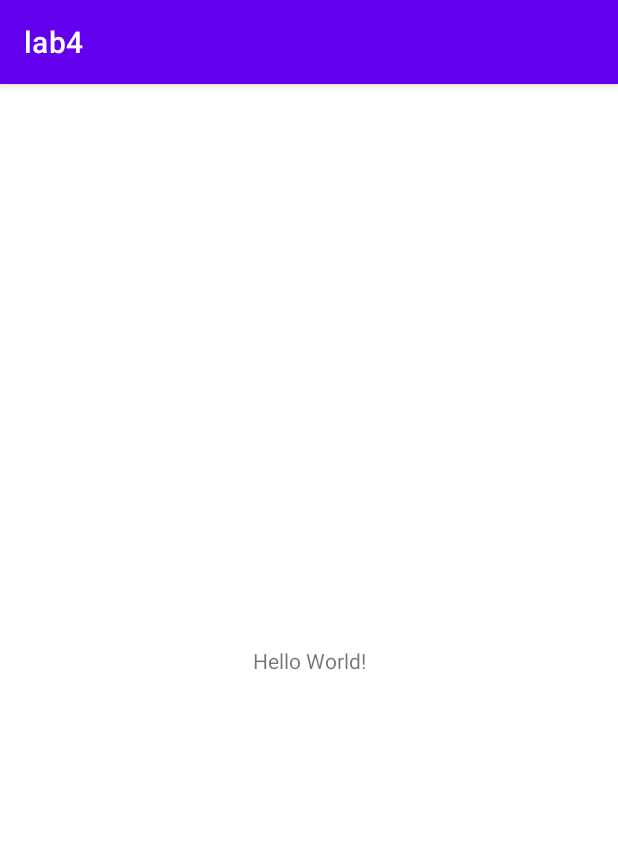
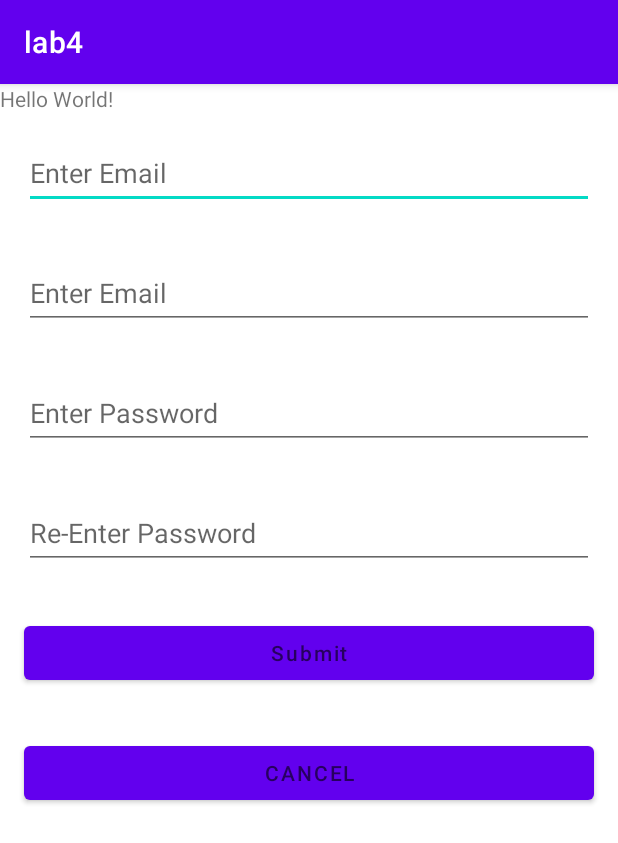
Before and after one commit to IT21163272/MADTutorial04, an Android app: the screen it shows after launch (MainActivity), on a phone screen of 412 x 824 dp. Shown: the top 843 px of the screen. Run offline under Robolectric (Android 15) with nearby library versions, the phone set to English and light mode, and no system bars.

Commit message:
my 1st comit

```diff
--- a/app/src/main/res/layout/activity_main.xml
+++ b/app/src/main/res/layout/activity_main.xml
@@ -1,18 +1,83 @@
 <?xml version="1.0" encoding="utf-8"?>
-<androidx.constraintlayout.widget.ConstraintLayout xmlns:android="http://schemas.android.com/apk/res/android"
+<LinearLayout xmlns:android="http://schemas.android.com/apk/res/android"
     xmlns:app="http://schemas.android.com/apk/res-auto"
     xmlns:tools="http://schemas.android.com/tools"
     android:layout_width="match_parent"
     android:layout_height="match_parent"
+    android:orientation="vertical"
     tools:context=".MainActivity">
 
     <TextView
         android:layout_width="wrap_content"
         android:layout_height="wrap_content"
-        android:text="Hello World!"
-        app:layout_constraintBottom_toBottomOf="parent"
-        app:layout_constraintEnd_toEndOf="parent"
-        app:layout_constraintStart_toStartOf="parent"
-        app:layout_constraintTop_toTopOf="parent" />
+        android:text="Hello World!" />
 
-</androidx.constraintlayout.widget.ConstraintLayout>
+    <EditText
+        android:id="@+id/email1"
+        android:layout_width="match_parent"
+        android:layout_height="48dp"
+        android:layout_marginLeft="16dp"
+        android:layout_marginTop="16dp"
+        android:layout_marginRight="16dp"
+        android:layout_marginBottom="16dp"
+        android:ems="10"
+        android:hint="@string/email"
+        android:inputType="textPersonName" />
+
+    <EditText
+        android:id="@+id/Email2"
+        android:layout_width="match_parent"
+        android:layout_height="48dp"
+        android:layout_marginLeft="16dp"
+        android:layout_marginTop="16dp"
+        android:layout_marginRight="16dp"
+        android:layout_marginBottom="16dp"
+        android:ems="10"
+        android:hint="@string/email2"
+        android:inputType="textPersonName" />
+
+    <EditText
+        android:id="@+id/PW1"
+        android:layout_width="match_parent"
+        android:layout_height="48dp"
+        android:layout_marginLeft="16dp"
+        android:layout_marginTop="16dp"
+        android:layout_marginRight="16dp"
+        android:layout_marginBottom="16dp"
+        android:ems="10"
+        android:hint="@string/PW1"
+        android:inputType="text|textPassword" />
+
+    <EditText
+        android:id="@+id/PW2"
+        android:layout_width="match_parent"
+        android:layout_height="48dp"
+        android:layout_marginLeft="16dp"
+        android:layout_marginTop="16dp"
+        android:layout_marginRight="16dp"
+        android:layout_marginBottom="16dp"
+        android:ems="10"
+        android:hint="@string/pw2"
+        android:inputType="numberPassword" />
+
+    <Button
+        android:id="@+id/Submit"
+        android:layout_width="match_parent"
+        android:layout_height="wrap_content"
+        android:layout_marginLeft="16dp"
+        android:layout_marginTop="16dp"
+        android:layout_marginRight="16dp"
+        android:layout_marginBottom="16dp"
+        android:hint="@string/submit" />
+
+    <Button
+        android:id="@+id/cancel"
+        android:layout_width="match_parent"
+        android:layout_height="wrap_content"
+        android:layout_marginLeft="16dp"
+        android:layout_marginTop="16dp"
+        android:layout_marginRight="16dp"
+        android:layout_marginBottom="16dp"
+        android:hint="@string/cancel" />
+
+</LinearLayout>
--- a/app/src/main/res/values/strings.xml
+++ b/app/src/main/res/values/strings.xml
@@ -1,3 +1,9 @@
 <resources>
     <string name="app_name">lab4</string>
+    <string name="email">Enter Email</string>
+    <string name="email2">Enter Email</string>
+    <string name="PW1">Enter Password</string>
+    <string name="pw2">Re-Enter Password</string>
+    <string name="submit">Submit</string>
+    <string name="cancel">CANCEL</string>
 </resources>
```
